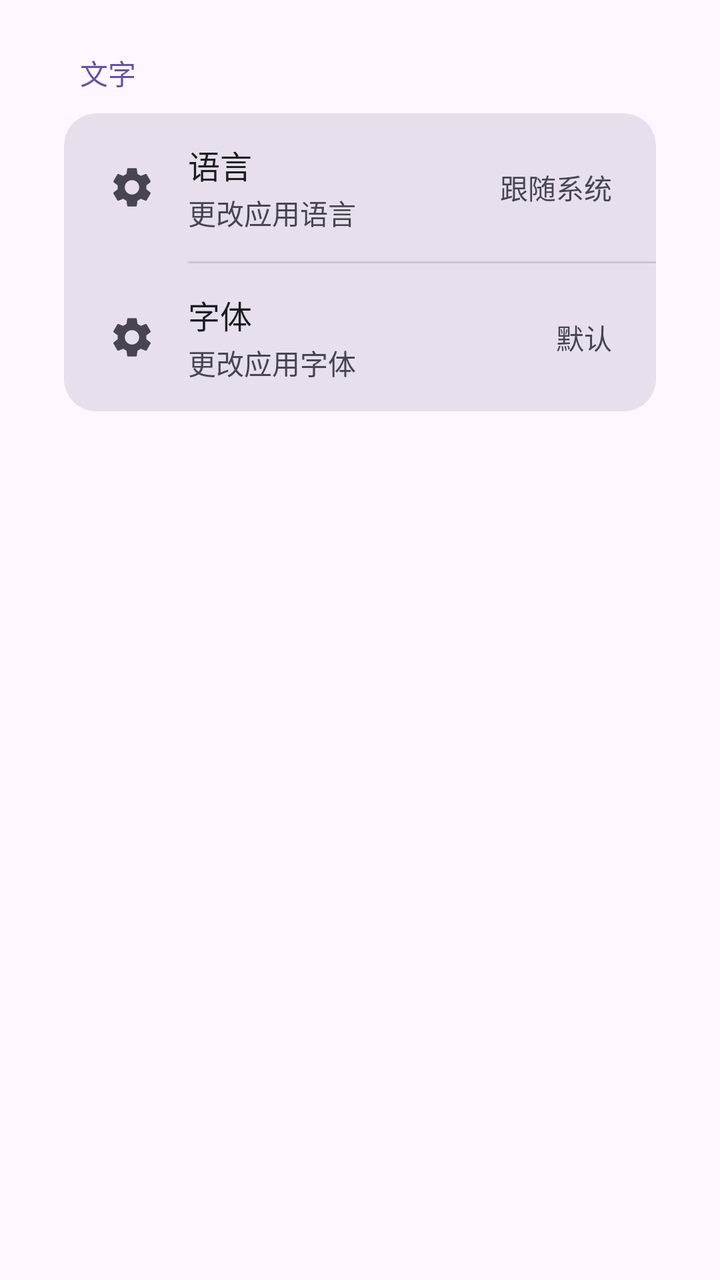
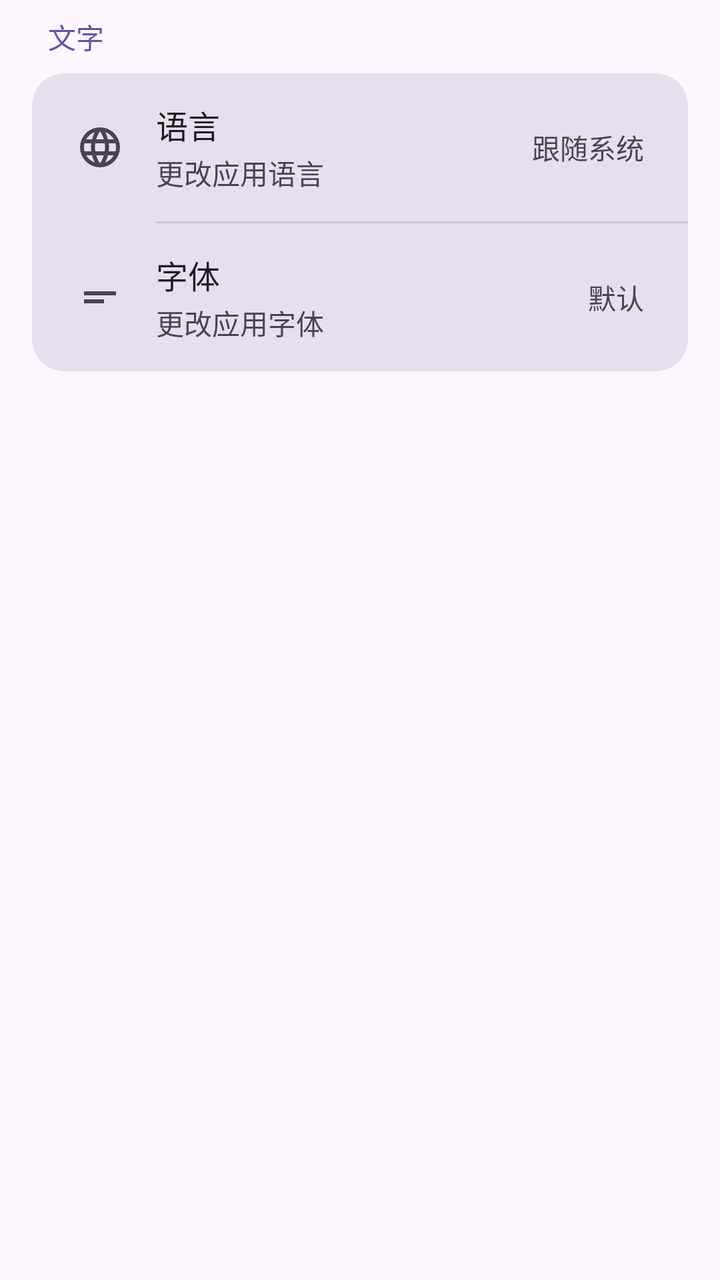

The first picture is an Android layout as it rendered before a commit; the second is the same layout after the commit. The layout source and the unified diff follow.
<!-- AndroidManifest.xml: application theme Theme.Click -->
<!-- res/layout/fragment_settings.xml -->
<?xml version="1.0" encoding="utf-8"?>
<LinearLayout xmlns:android="http://schemas.android.com/apk/res/android"
    android:layout_width="match_parent"
    android:layout_height="match_parent"
    android:orientation="vertical"
    android:background="?android:attr/colorBackground">

    <ScrollView
        android:layout_width="match_parent"
        android:layout_height="match_parent"
        android:padding="16dp">

        <LinearLayout
            android:layout_width="match_parent"
            android:layout_height="wrap_content"
            android:orientation="vertical">

            
            <TextView
                android:layout_width="wrap_content"
                android:layout_height="wrap_content"
                android:text="文字"
                android:textSize="14sp"
                android:textColor="?attr/colorPrimary"
                android:paddingHorizontal="24dp"
                android:paddingVertical="10dp" />

            
            <LinearLayout
                android:layout_width="match_parent"
                android:layout_height="wrap_content"
                android:orientation="vertical"
                android:background="@drawable/settings_card_bg"
                android:layout_marginHorizontal="16dp"
                android:layout_marginBottom="16dp"
                android:clipToOutline="true">

                
                <LinearLayout
                    android:id="@+id/settings_language"
                    android:layout_width="match_parent"
                    android:layout_height="wrap_content"
                    android:orientation="horizontal"
                    android:gravity="center_vertical"
                    android:paddingHorizontal="22dp"
                    android:paddingVertical="14dp"
                    android:background="?attr/selectableItemBackground"
                    android:clickable="true"
                    android:focusable="true">

                    <ImageView
                        android:layout_width="24dp"
                        android:layout_height="24dp"
                        android:src="@drawable/ic_settings"
                        android:tint="?attr/colorOnSurfaceVariant"
                        android:layout_marginEnd="16dp" />

                    <LinearLayout
                        android:layout_width="0dp"
                        android:layout_height="wrap_content"
                        android:layout_weight="1"
                        android:orientation="vertical">

                        <TextView
                            android:layout_width="wrap_content"
                            android:layout_height="wrap_content"
                            android:text="语言"
                            android:textSize="16sp"
                            android:textColor="?attr/colorOnSurface" />

                        <TextView
                            android:layout_width="wrap_content"
                            android:layout_height="wrap_content"
                            android:text="更改应用语言"
                            android:textSize="14sp"
                            android:textColor="?attr/colorOnSurfaceVariant"
                            android:layout_marginTop="2dp" />
                    </LinearLayout>

                    <TextView
                        android:id="@+id/settings_language_value"
                        android:layout_width="wrap_content"
                        android:layout_height="wrap_content"
                        android:text="跟随系统"
                        android:textSize="14sp"
                        android:textColor="?attr/colorOnSurfaceVariant" />
                </LinearLayout>

                <View
                    android:layout_width="match_parent"
                    android:layout_height="1dp"
                    android:layout_marginStart="62dp"
                    android:background="?attr/colorOutlineVariant" />

                
                <LinearLayout
                    android:id="@+id/settings_font"
                    android:layout_width="match_parent"
                    android:layout_height="wrap_content"
                    android:orientation="horizontal"
                    android:gravity="center_vertical"
                    android:paddingHorizontal="22dp"
                    android:paddingVertical="14dp"
                    android:background="?attr/selectableItemBackground"
                    android:clickable="true"
                    android:focusable="true">

                    <ImageView
                        android:layout_width="24dp"
                        android:layout_height="24dp"
                        android:src="@drawable/ic_settings"
                        android:tint="?attr/colorOnSurfaceVariant"
                        android:layout_marginEnd="16dp" />

                    <LinearLayout
                        android:layout_width="0dp"
                        android:layout_height="wrap_content"
                        android:layout_weight="1"
                        android:orientation="vertical">

                        <TextView
                            android:layout_width="wrap_content"
                            android:layout_height="wrap_content"
                            android:text="字体"
                            android:textSize="16sp"
                            android:textColor="?attr/colorOnSurface" />

                        <TextView
                            android:layout_width="wrap_content"
                            android:layout_height="wrap_content"
                            android:text="更改应用字体"
                            android:textSize="14sp"
                            android:textColor="?attr/colorOnSurfaceVariant"
                            android:layout_marginTop="2dp" />
                    </LinearLayout>

                    <TextView
                        android:layout_width="wrap_content"
                        android:layout_height="wrap_content"
                        android:text="默认"
                        android:textSize="14sp"
                        android:textColor="?attr/colorOnSurfaceVariant" />
                </LinearLayout>

            </LinearLayout>

        </LinearLayout>
    </ScrollView>
</LinearLayout>
<!-- resources referenced by this layout -->
<resources>
  <!-- drawable ic_settings (drawable) -->
  <?xml version="1.0" encoding="utf-8"?>
  <vector xmlns:android="http://schemas.android.com/apk/res/android"
      android:width="24dp"
      android:height="24dp"
      android:viewportWidth="24"
      android:viewportHeight="24">
      <path
          android:fillColor="#FF000000"
          android:pathData="M19.14,12.94c0.04,-0.3 0.06,-0.61 0.06,-0.94c0,-0.32 -0.02,-0.64 -0.07,-0.94l2.03,-1.58c0.18,-0.14 0.23,-0.41 0.12,-0.61l-1.92,-3.32c-0.12,-0.22 -0.37,-0.29 -0.59,-0.22l-2.39,0.96c-0.5,-0.38 -1.03,-0.7 -1.62,-0.94L14.4,2.81c-0.04,-0.24 -0.24,-0.41 -0.48,-0.41h-3.84c-0.24,0 -0.43,0.17 -0.47,0.41L9.25,5.35C8.66,5.59 8.12,5.92 7.63,6.29L5.24,5.33c-0.22,-0.08 -0.47,0 -0.59,0.22L2.74,8.87C2.62,9.08 2.66,9.34 2.86,9.48l2.03,1.58C4.84,11.36 4.8,11.69 4.8,12s0.02,0.64 0.07,0.94l-2.03,1.58c-0.18,0.14 -0.23,0.41 -0.12,0.61l1.92,3.32c0.12,0.22 0.37,0.29 0.59,0.22l2.39,-0.96c0.5,0.38 1.03,0.7 1.62,0.94l0.36,2.54c0.05,0.24 0.24,0.41 0.48,0.41h3.84c0.24,0 0.44,-0.17 0.47,-0.41l0.36,-2.54c0.59,-0.24 1.13,-0.56 1.62,-0.94l2.39,0.96c0.22,0.08 0.47,0 0.59,-0.22l1.92,-3.32c0.12,-0.22 0.07,-0.47 -0.12,-0.61L19.14,12.94zM12,15.6c-1.98,0 -3.6,-1.62 -3.6,-3.6s1.62,-3.6 3.6,-3.6s3.6,1.62 3.6,3.6S13.98,15.6 12,15.6z" />
  </vector>
  <!-- drawable settings_card_bg (drawable) -->
  <?xml version="1.0" encoding="utf-8"?>
  <shape xmlns:android="http://schemas.android.com/apk/res/android"
      android:shape="rectangle">
      <solid android:color="@color/md_theme_surfaceVariant" />
      <corners android:radius="16dp" />
  </shape>
  <color name="md_theme_surfaceVariant">#E7E0EC</color>
  <color name="md_theme_primary">#6750A4</color>
  <color name="md_theme_onPrimary">#FFFFFF</color>
  <color name="md_theme_primaryContainer">#EADDFF</color>
  <color name="md_theme_onPrimaryContainer">#21005D</color>
  <color name="md_theme_secondary">#625B71</color>
  <color name="md_theme_onSecondary">#FFFFFF</color>
  <color name="md_theme_secondaryContainer">#E8DEF8</color>
  <color name="md_theme_onSecondaryContainer">#1D192B</color>
  <color name="md_theme_background">#FEF7FF</color>
  <color name="md_theme_onBackground">#1D1B20</color>
  <color name="md_theme_surface">#FEF7FF</color>
  <color name="md_theme_onSurface">#1D1B20</color>
  <color name="md_theme_onSurfaceVariant">#49454F</color>
  <color name="md_theme_outline">#79747E</color>
  <color name="md_theme_outlineVariant">#CAC4D0</color>
  <!-- unchanged entries left out for length: 2 -->
</resources>

<!-- the commit's change to res/layout/fragment_settings.xml (unified diff, before → after) -->
@@ -1,149 +1,143 @@
 <?xml version="1.0" encoding="utf-8"?>
-<LinearLayout xmlns:android="http://schemas.android.com/apk/res/android"
+<ScrollView xmlns:android="http://schemas.android.com/apk/res/android"
     android:layout_width="match_parent"
     android:layout_height="match_parent"
-    android:orientation="vertical"
+    android:paddingHorizontal="16dp"
+    android:paddingTop="0dp"
+    android:paddingBottom="16dp"
     android:background="?android:attr/colorBackground">
 
-    <ScrollView
+    <LinearLayout
         android:layout_width="match_parent"
-        android:layout_height="match_parent"
-        android:padding="16dp">
+        android:layout_height="wrap_content"
+        android:orientation="vertical">
 
+        
+        <TextView
+            android:layout_width="wrap_content"
+            android:layout_height="wrap_content"
+            android:text="文字"
+            android:textSize="14sp"
+            android:textColor="?attr/colorPrimary"
+            android:paddingHorizontal="8dp"
+            android:paddingVertical="8dp" />
+
+        
         <LinearLayout
             android:layout_width="match_parent"
             android:layout_height="wrap_content"
-            android:orientation="vertical">
-
-            
-            <TextView
-                android:layout_width="wrap_content"
-                android:layout_height="wrap_content"
-                android:text="文字"
-                android:textSize="14sp"
-                android:textColor="?attr/colorPrimary"
-                android:paddingHorizontal="24dp"
-                android:paddingVertical="10dp" />
+            android:orientation="vertical"
+            android:background="@drawable/settings_card_bg"
+            android:clipToOutline="true">
 
             
             <LinearLayout
+                android:id="@+id/settings_language"
                 android:layout_width="match_parent"
                 android:layout_height="wrap_content"
-                android:orientation="vertical"
-                android:background="@drawable/settings_card_bg"
-                android:layout_marginHorizontal="16dp"
-                android:layout_marginBottom="16dp"
-                android:clipToOutline="true">
+                android:orientation="horizontal"
+                android:gravity="center_vertical"
+                android:paddingHorizontal="22dp"
+                android:paddingVertical="14dp"
+                android:background="?attr/selectableItemBackground"
+                android:clickable="true"
+                android:focusable="true">
 
-                
+                <ImageView
+                    android:layout_width="24dp"
+                    android:layout_height="24dp"
+                    android:src="@drawable/ic_language"
+                    android:tint="?attr/colorOnSurfaceVariant"
+                    android:layout_marginEnd="16dp" />
+
                 <LinearLayout
-                    android:id="@+id/settings_language"
-                    android:layout_width="match_parent"
+                    android:layout_width="0dp"
                     android:layout_height="wrap_content"
-                    android:orientation="horizontal"
-                    android:gravity="center_vertical"
-                    android:paddingHorizontal="22dp"
-                    android:paddingVertical="14dp"
-                    android:background="?attr/selectableItemBackground"
-                    android:clickable="true"
-                    android:focusable="true">
-
-                    <ImageView
-                        android:layout_width="24dp"
-                        android:layout_height="24dp"
-                        android:src="@drawable/ic_settings"
-                        android:tint="?attr/colorOnSurfaceVariant"
-                        android:layout_marginEnd="16dp" />
-
-                    <LinearLayout
-                        android:layout_width="0dp"
-                        android:layout_height="wrap_content"
-                        android:layout_weight="1"
-                        android:orientation="vertical">
-
-                        <TextView
-                            android:layout_width="wrap_content"
-                            android:layout_height="wrap_content"
-                            android:text="语言"
-                            android:textSize="16sp"
-                            android:textColor="?attr/colorOnSurface" />
-
-                        <TextView
-                            android:layout_width="wrap_content"
-                            android:layout_height="wrap_content"
-                            android:text="更改应用语言"
-                            android:textSize="14sp"
-                            android:textColor="?attr/colorOnSurfaceVariant"
-                            android:layout_marginTop="2dp" />
-                    </LinearLayout>
-
-                    <TextView
-                        android:id="@+id/settings_language_value"
-                        android:layout_width="wrap_content"
-                        android:layout_height="wrap_content"
-                        android:text="跟随系统"
-                        android:textSize="14sp"
-                        android:textColor="?attr/colorOnSurfaceVariant" />
-                </LinearLayout>
-
-                <View
-                    android:layout_width="match_parent"
-                    android:layout_height="1dp"
-                    android:layout_marginStart="62dp"
-                    android:background="?attr/colorOutlineVariant" />
-
-                
-                <LinearLayout
-                    android:id="@+id/settings_font"
-                    android:layout_width="match_parent"
-                    android:layout_height="wrap_content"
-                    android:orientation="horizontal"
-                    android:gravity="center_vertical"
-                    android:paddingHorizontal="22dp"
-                    android:paddingVertical="14dp"
-                    android:background="?attr/selectableItemBackground"
-                    android:clickable="true"
-                    android:focusable="true">
-
-                    <ImageView
-                        android:layout_width="24dp"
-                        android:layout_height="24dp"
-                        android:src="@drawable/ic_settings"
-                        android:tint="?attr/colorOnSurfaceVariant"
-                        android:layout_marginEnd="16dp" />
-
-                    <LinearLayout
-                        android:layout_width="0dp"
-                        android:layout_height="wrap_content"
-                        android:layout_weight="1"
-                        android:orientation="vertical">
-
-                        <TextView
-                            android:layout_width="wrap_content"
-                            android:layout_height="wrap_content"
-                            android:text="字体"
-                            android:textSize="16sp"
-                            android:textColor="?attr/colorOnSurface" />
-
-                        <TextView
-                            android:layout_width="wrap_content"
-                            android:layout_height="wrap_content"
-                            android:text="更改应用字体"
-                            android:textSize="14sp"
-                            android:textColor="?attr/colorOnSurfaceVariant"
-                            android:layout_marginTop="2dp" />
-                    </LinearLayout>
+                    android:layout_weight="1"
+                    android:orientation="vertical">
 
                     <TextView
                         android:layout_width="wrap_content"
                         android:layout_height="wrap_content"
-                        android:text="默认"
+                        android:text="语言"
+                        android:textSize="16sp"
+                        android:textColor="?attr/colorOnSurface" />
+
+                    <TextView
+                        android:layout_width="wrap_content"
+                        android:layout_height="wrap_content"
+                        android:text="更改应用语言"
                         android:textSize="14sp"
-                        android:textColor="?attr/colorOnSurfaceVariant" />
+                        android:textColor="?attr/colorOnSurfaceVariant"
+                        android:layout_marginTop="2dp" />
                 </LinearLayout>
 
+                <TextView
+                    android:id="@+id/settings_language_value"
+                    android:layout_width="wrap_content"
+                    android:layout_height="wrap_content"
+                    android:text="跟随系统"
+                    android:textSize="14sp"
+                    android:textColor="?attr/colorOnSurfaceVariant" />
+            </LinearLayout>
+
+            <View
+                android:layout_width="match_parent"
+                android:layout_height="1dp"
+                android:layout_marginStart="62dp"
+                android:background="?attr/colorOutlineVariant" />
+
+            
+            <LinearLayout
+                android:id="@+id/settings_font"
+                android:layout_width="match_parent"
+                android:layout_height="wrap_content"
+                android:orientation="horizontal"
+                android:gravity="center_vertical"
+                android:paddingHorizontal="22dp"
+                android:paddingVertical="14dp"
+                android:background="?attr/selectableItemBackground"
+                android:clickable="true"
+                android:focusable="true">
+
+                <ImageView
+                    android:layout_width="24dp"
+                    android:layout_height="24dp"
+                    android:src="@drawable/ic_font"
+                    android:tint="?attr/colorOnSurfaceVariant"
+                    android:layout_marginEnd="16dp" />
+
+                <LinearLayout
+                    android:layout_width="0dp"
+                    android:layout_height="wrap_content"
+                    android:layout_weight="1"
+                    android:orientation="vertical">
+
+                    <TextView
+                        android:layout_width="wrap_content"
+                        android:layout_height="wrap_content"
+                        android:text="字体"
+                        android:textSize="16sp"
+                        android:textColor="?attr/colorOnSurface" />
+
+                    <TextView
+                        android:layout_width="wrap_content"
+                        android:layout_height="wrap_content"
+                        android:text="更改应用字体"
+                        android:textSize="14sp"
+                        android:textColor="?attr/colorOnSurfaceVariant"
+                        android:layout_marginTop="2dp" />
+                </LinearLayout>
+
+                <TextView
+                    android:layout_width="wrap_content"
+                    android:layout_height="wrap_content"
+                    android:text="默认"
+                    android:textSize="14sp"
+                    android:textColor="?attr/colorOnSurfaceVariant" />
             </LinearLayout>
 
         </LinearLayout>
-    </ScrollView>
-</LinearLayout>
+
+    </LinearLayout>
+</ScrollView>
<!-- resource entries referenced after the edit -->
@@ -1,15 +1,27 @@
 <!-- resources referenced by this layout -->
 <resources>
-  <!-- drawable ic_settings (drawable) -->
-  <?xml version="1.0" encoding="utf-8"?>
+  <!-- drawable ic_font (drawable) -->
   <vector xmlns:android="http://schemas.android.com/apk/res/android"
       android:width="24dp"
       android:height="24dp"
-      android:viewportWidth="24"
-      android:viewportHeight="24">
-      <path
-          android:fillColor="#FF000000"
-          android:pathData="M19.14,12.94c0.04,-0.3 0.06,-0.61 0.06,-0.94c0,-0.32 -0.02,-0.64 -0.07,-0.94l2.03,-1.58c0.18,-0.14 0.23,-0.41 0.12,-0.61l-1.92,-3.32c-0.12,-0.22 -0.37,-0.29 -0.59,-0.22l-2.39,0.96c-0.5,-0.38 -1.03,-0.7 -1.62,-0.94L14.4,2.81c-0.04,-0.24 -0.24,-0.41 -0.48,-0.41h-3.84c-0.24,0 -0.43,0.17 -0.47,0.41L9.25,5.35C8.66,5.59 8.12,5.92 7.63,6.29L5.24,5.33c-0.22,-0.08 -0.47,0 -0.59,0.22L2.74,8.87C2.62,9.08 2.66,9.34 2.86,9.48l2.03,1.58C4.84,11.36 4.8,11.69 4.8,12s0.02,0.64 0.07,0.94l-2.03,1.58c-0.18,0.14 -0.23,0.41 -0.12,0.61l1.92,3.32c0.12,0.22 0.37,0.29 0.59,0.22l2.39,-0.96c0.5,0.38 1.03,0.7 1.62,0.94l0.36,2.54c0.05,0.24 0.24,0.41 0.48,0.41h3.84c0.24,0 0.44,-0.17 0.47,-0.41l0.36,-2.54c0.59,-0.24 1.13,-0.56 1.62,-0.94l2.39,0.96c0.22,0.08 0.47,0 0.59,-0.22l1.92,-3.32c0.12,-0.22 0.07,-0.47 -0.12,-0.61L19.14,12.94zM12,15.6c-1.98,0 -3.6,-1.62 -3.6,-3.6s1.62,-3.6 3.6,-3.6s3.6,1.62 3.6,3.6S13.98,15.6 12,15.6z" />
+      android:viewportWidth="960"
+      android:viewportHeight="960"
+      android:tint="?attr/colorControlNormal"
+      android:autoMirrored="true">
+    <path
+        android:fillColor="@android:color/white"
+        android:pathData="M160,600L160,520L560,520L560,600L160,600ZM160,440L160,360L800,360L800,440L160,440Z"/>
+  </vector>
+  <!-- drawable ic_language (drawable) -->
+  <vector xmlns:android="http://schemas.android.com/apk/res/android"
+      android:width="24dp"
+      android:height="24dp"
+      android:viewportWidth="960"
+      android:viewportHeight="960"
+      android:tint="?attr/colorControlNormal">
+    <path
+        android:fillColor="@android:color/white"
+        android:pathData="M480,880Q398,880 325,848.5Q252,817 197.5,762.5Q143,708 111.5,635Q80,562 80,480Q80,397 111.5,324.5Q143,252 197.5,197.5Q252,143 325,111.5Q398,80 480,80Q563,80 635.5,111.5Q708,143 762.5,197.5Q817,252 848.5,324.5Q880,397 880,480Q880,562 848.5,635Q817,708 762.5,762.5Q708,817 635.5,848.5Q563,880 480,880ZM480,798Q506,762 525,723Q544,684 556,640L404,640Q416,684 435,723Q454,762 480,798ZM376,782Q358,749 344.5,713.5Q331,678 322,640L204,640Q233,690 276.5,727Q320,764 376,782ZM584,782Q640,764 683.5,727Q727,690 756,640L638,640Q629,678 615.5,713.5Q602,749 584,782ZM170,560L306,560Q303,540 301.5,520.5Q300,501 300,480Q300,459 301.5,439.5Q303,420 306,400L170,400Q165,420 162.5,439.5Q160,459 160,480Q160,501 162.5,520.5Q165,540 170,560ZM386,560L574,560Q577,540 578.5,520.5Q580,501 580,480Q580,459 578.5,439.5Q577,420 574,400L386,400Q383,420 381.5,439.5Q380,459 380,480Q380,501 381.5,520.5Q383,540 386,560ZM654,560L790,560Q795,540 797.5,520.5Q800,501 800,480Q800,459 797.5,439.5Q795,420 790,400L654,400Q657,420 658.5,439.5Q660,459 660,480Q660,501 658.5,520.5Q657,540 654,560ZM638,320L756,320Q727,270 683.5,233Q640,196 584,178Q602,211 615.5,246.5Q629,282 638,320ZM404,320L556,320Q544,276 525,237Q506,198 480,162Q454,198 435,237Q416,276 404,320ZM204,320L322,320Q331,282 344.5,246.5Q358,211 376,178Q320,196 276.5,233Q233,270 204,320Z"/>
   </vector>
   <!-- drawable settings_card_bg (drawable) -->
   <?xml version="1.0" encoding="utf-8"?>
